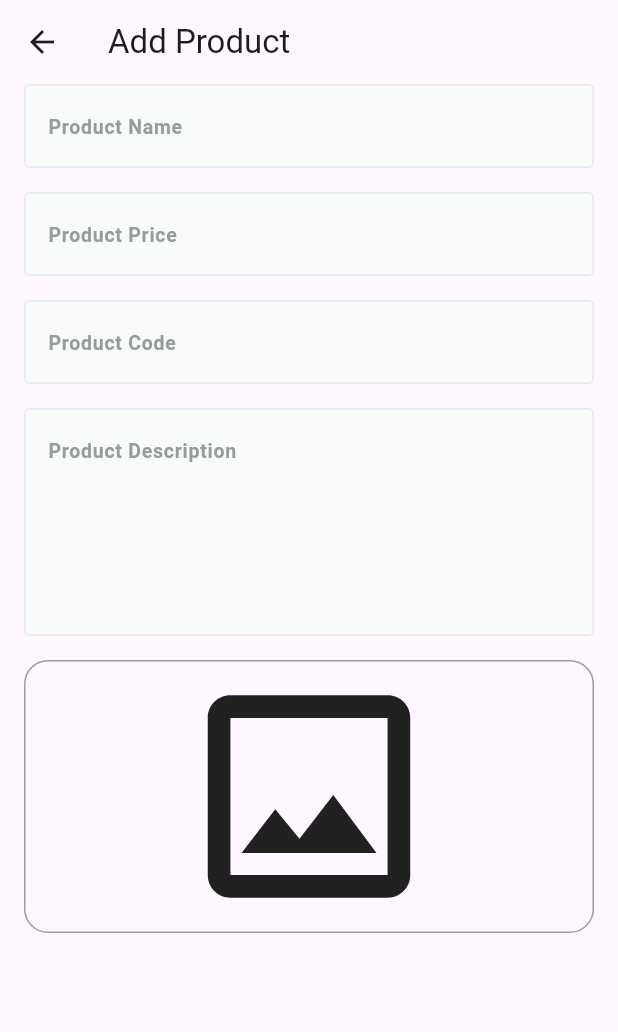
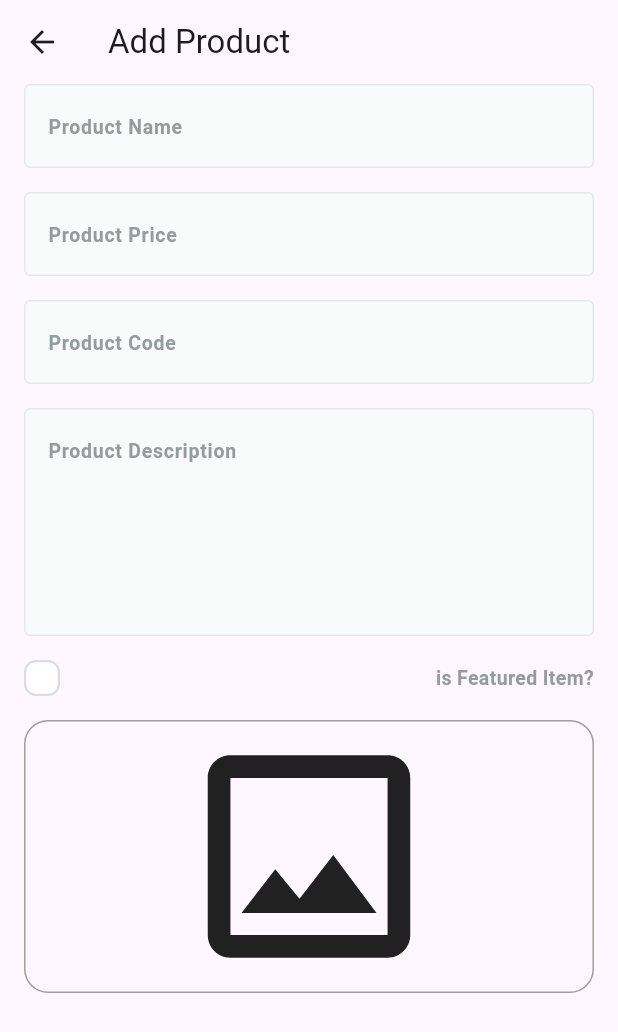
Before and after one commit to tharwatsamy/fruits_hub_dashboard, a Flutter app: the AddProductView screen opened by its route, on a phone screen of 412 x 824 dp. Shown: the top 1032 px of the screen. Run offline on Flutter 3.47's test engine with Material 3 defaults, Android fonts, the light colour scheme and no system bars; drawn by our look-alikes of skeletonizer; our stand-ins replace firebase_core, image_picker; accounts and stored records are empty.

Commit message:
finish add product form

```diff
--- a/lib/features/add_product/presentation/views/widgets/add_product_view_body.dart
+++ b/lib/features/add_product/presentation/views/widgets/add_product_view_body.dart
@@ -1,6 +1,8 @@
 import 'package:flutter/material.dart';
 import 'package:fruit_hub_dashboard/core/widgets/custom_text_field.dart';
+import 'package:fruit_hub_dashboard/features/add_product/presentation/views/widgets/custom_check_box.dart';
 import 'package:fruit_hub_dashboard/features/add_product/presentation/views/widgets/image_field.dart';
+import 'package:fruit_hub_dashboard/features/add_product/presentation/views/widgets/is_featured_check_box.dart';
 
 class AddProductViewBody extends StatefulWidget {
   const AddProductViewBody({super.key});
@@ -51,6 +53,12 @@ class _AddProductViewBodyState extends State<AddProductViewBody> {
               const SizedBox(
                 height: 16,
               ),
+              IsFeaturedCheckBox(
+                onChanged: (value) {},
+              ),
+              const SizedBox(
+                height: 16,
+              ),
               ImageField(
                 onFileChanged: (image) {},
               ),
--- /dev/null
+++ b/lib/features/add_product/presentation/views/widgets/custom_check_box.dart
@@ -0,0 +1,39 @@
+import 'package:flutter/material.dart';
+
+import '../../../../../core/utils/app_colors.dart';
+
+class CustomCheckBox extends StatelessWidget {
+  const CustomCheckBox(
+      {super.key, required this.isChecked, required this.onChecked});
+  final bool isChecked;
+  final ValueChanged<bool> onChecked;
+  @override
+  Widget build(BuildContext context) {
+    return GestureDetector(
+      onTap: () {
+        onChecked(!isChecked);
+      },
+      child: AnimatedContainer(
+        width: 24,
+        height: 24,
+        duration: const Duration(milliseconds: 100),
+        decoration: ShapeDecoration(
+          color: isChecked ? AppColors.primaryColor : Colors.white,
+          shape: RoundedRectangleBorder(
+            side: BorderSide(
+              width: 1.50,
+              color: isChecked ? Colors.transparent : const Color(0xFFDCDEDE),
+            ),
+            borderRadius: BorderRadius.circular(8),
+          ),
+        ),
+        child: isChecked
+            ? const Icon(
+                Icons.check,
+                color: Colors.white,
+              )
+            : const SizedBox(),
+      ),
+    );
+  }
+}
--- /dev/null
+++ b/lib/features/add_product/presentation/views/widgets/is_featured_check_box.dart
@@ -0,0 +1,50 @@
+import 'package:flutter/material.dart';
+import 'package:flutter/widgets.dart';
+
+import '../../../../../core/utils/app_text_styles.dart';
+import 'custom_check_box.dart';
+
+class IsFeaturedCheckBox extends StatefulWidget {
+  const IsFeaturedCheckBox({super.key, required this.onChanged});
+
+  final ValueChanged<bool> onChanged;
+  @override
+  State<IsFeaturedCheckBox> createState() => _IsFeaturedCheckBoxState();
+}
+
+class _IsFeaturedCheckBoxState extends State<IsFeaturedCheckBox> {
+  bool isTermsAccepted = false;
+  @override
+  Widget build(BuildContext context) {
+    return Row(
+      children: [
+        CustomCheckBox(
+          onChecked: (value) {
+            isTermsAccepted = value;
+            widget.onChanged(value);
+            setState(() {});
+          },
+          isChecked: isTermsAccepted,
+        ),
+        const SizedBox(
+          width: 16,
+        ),
+        Expanded(
+          child: Text.rich(
+            TextSpan(
+              children: [
+                TextSpan(
+                  text: 'is Featured Item?',
+                  style: TextStyles.semiBold13.copyWith(
+                    color: const Color(0xFF949D9E),
+                  ),
+                ),
+              ],
+            ),
+            textAlign: TextAlign.right,
+          ),
+        )
+      ],
+    );
+  }
+}
```
